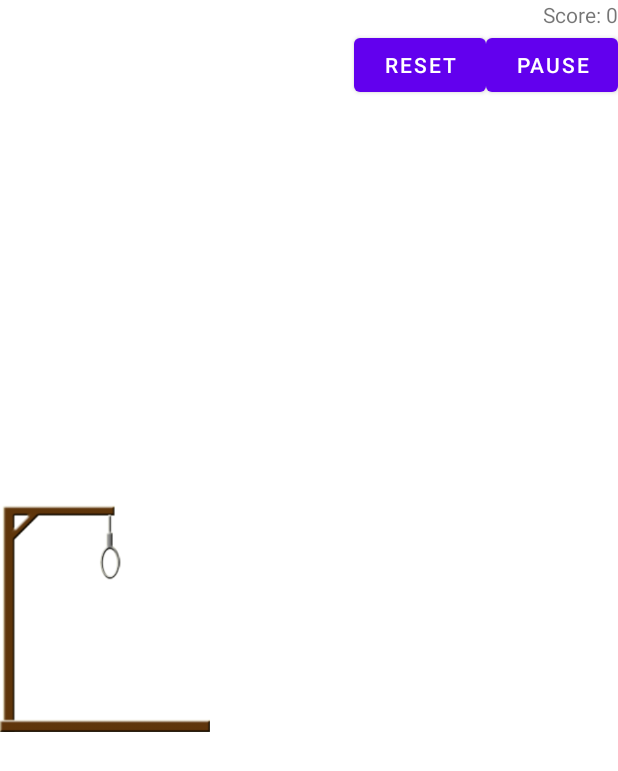
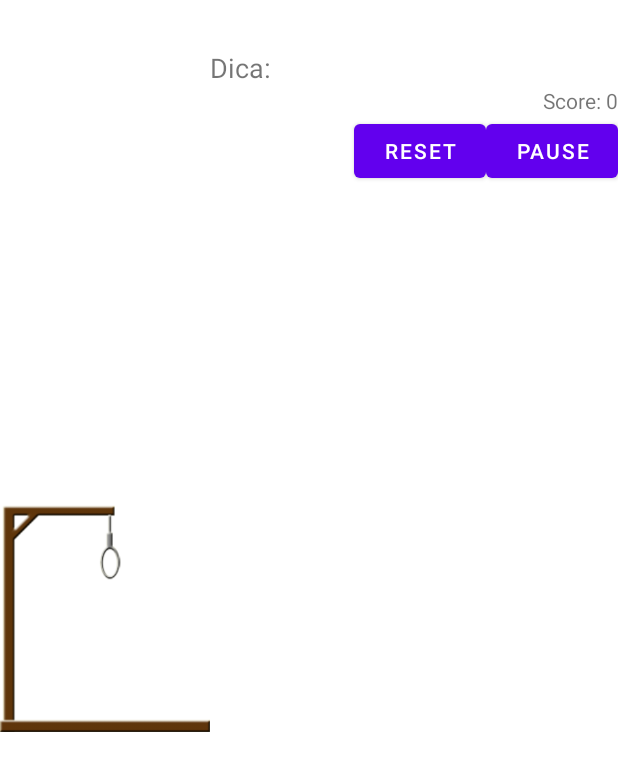
Before and after one commit to Alkazuz/hangman-game, an Android app: the layout activity_game.xml on its own in the app's theme, with its tools: preview values and no code run, on a phone screen of 412 x 824 dp. Shown: the top 771 px of the screen. Run offline under Robolectric (Android 15) with nearby library versions, the phone set to English and light mode, and no system bars.

Commit message:
feat: adicionando palavra e dica

```diff
--- a/app/src/main/res/layout/activity_game.xml
+++ b/app/src/main/res/layout/activity_game.xml
@@ -25,16 +25,26 @@
         app:layout_constraintGuide_percent="0.34" />
 
     <TextView
-        android:id="@+id/editText_palavra"
+        android:id="@+id/textView_word"
         android:layout_width="0dp"
         android:layout_height="wrap_content"
+        android:textSize="24sp"
         android:ems="10"
-        android:hint=""
         android:inputType="text"
+        app:layout_constraintStart_toStartOf="@+id/guideline"
         app:layout_constraintEnd_toEndOf="parent"
-        app:layout_constraintStart_toStartOf="@+id/guideline"
         app:layout_constraintTop_toTopOf="parent"
         tools:ignore="Autofill" />
+
+    <TextView
+        android:id="@+id/textView_hint"
+        android:layout_width="0dp"
+        android:layout_height="wrap_content"
+        android:text="Dica: "
+        android:textSize="18sp"
+        app:layout_constraintStart_toStartOf="@+id/guideline"
+        app:layout_constraintEnd_toEndOf="parent"
+        app:layout_constraintTop_toBottomOf="@+id/textView_word" />
 
     <TextView
         android:id="@+id/textView_score"
@@ -42,7 +52,7 @@
         android:layout_height="wrap_content"
         android:text="Score: 0"
         app:layout_constraintEnd_toEndOf="parent"
-        app:layout_constraintTop_toTopOf="parent" />
+        app:layout_constraintTop_toBottomOf="@+id/textView_hint" />
 
     <Button
         android:id="@+id/button_reset"
@@ -68,7 +78,7 @@
         android:rowCount="4"
         app:layout_constraintEnd_toEndOf="parent"
         app:layout_constraintStart_toStartOf="@+id/guideline"
-        app:layout_constraintTop_toBottomOf="@id/editText_palavra">
+        app:layout_constraintTop_toBottomOf="@id/button_pause">
     </GridLayout>
 
 </androidx.constraintlayout.widget.ConstraintLayout>
```
Also changed, not shown: app/src/main/java/ufms/hangman/game/GameActivity.java (+16 -0 lines).
